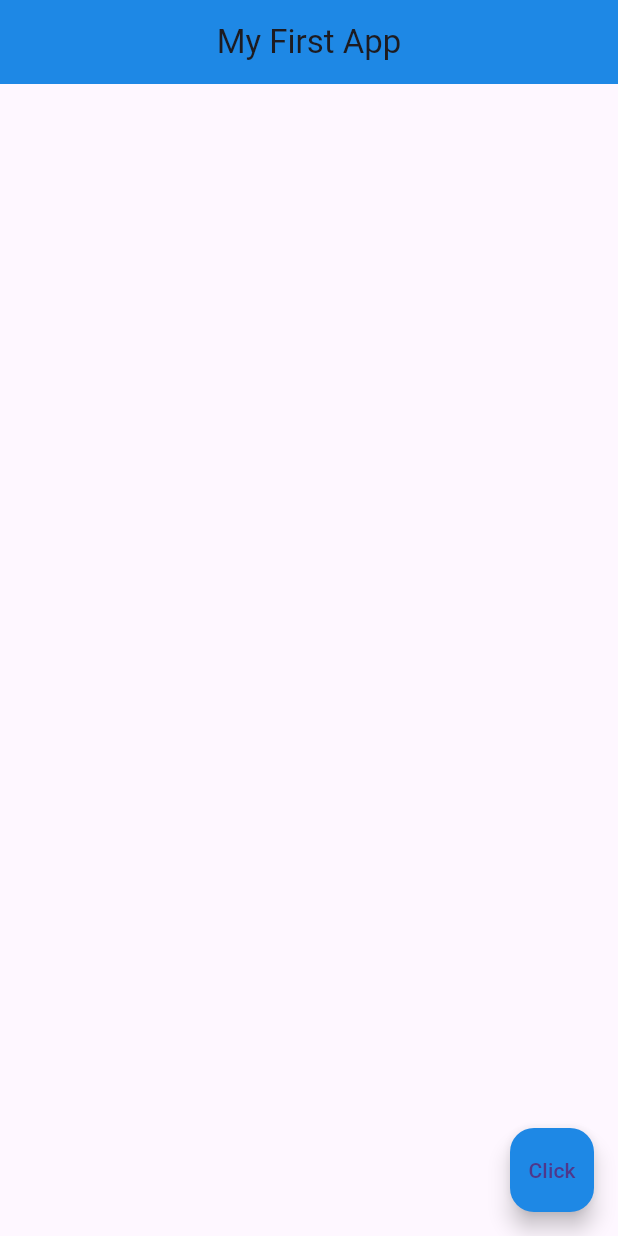
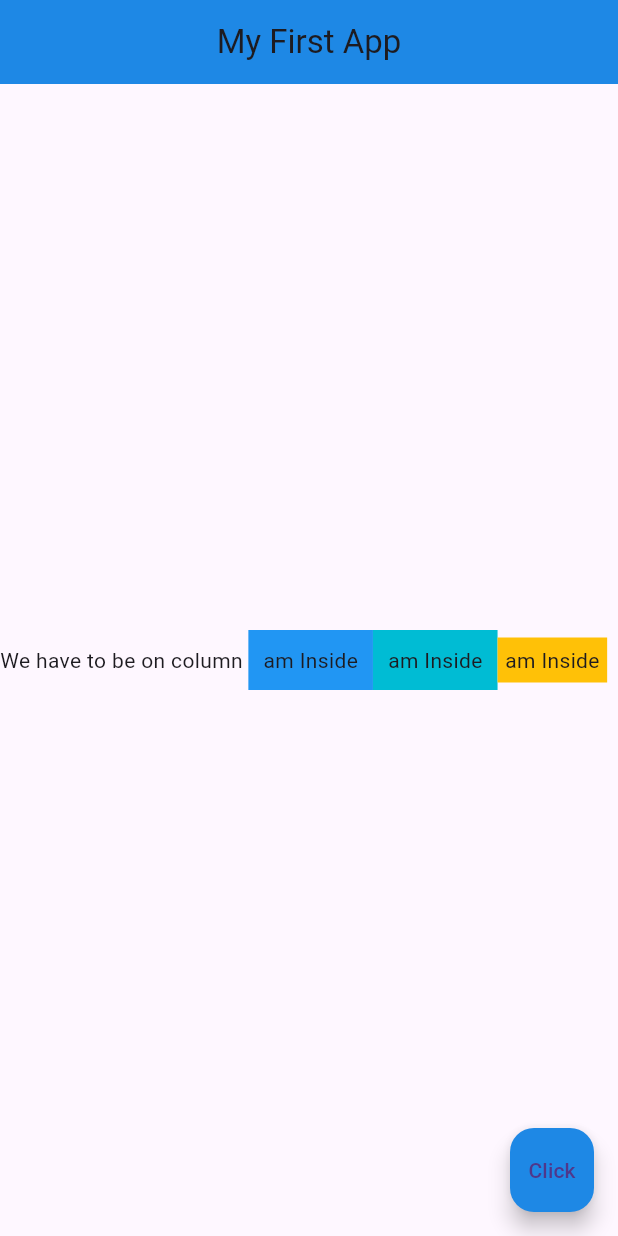
Before and after one commit to Y-elv/flutter_playground, a Flutter app: the screen it shows after launch, on a phone screen of 412 x 824 dp. Run offline on Flutter 3.47's test engine with Material 3 defaults, Android fonts, the phone set to English and light mode, and no system bars.

Commit message:
controlling aligment of contents on both columns and row

```diff
--- a/lib/main.dart
+++ b/lib/main.dart
@@ -77,10 +77,65 @@ class Home extends StatelessWidget {
 
       // for container widget
 
-      body: Container(
+      // body: Container(
+      //   color:Colors.grey[500] ,
+      //
+      // ),
 
+      // for row
+
+      // body: Row(
+      //   mainAxisAlignment: MainAxisAlignment.spaceEvenly,
+      //   crossAxisAlignment: CrossAxisAlignment.start,
+      //   children: <Widget>[
+      //     Text('Hello World!'),
+      //     ElevatedButton(
+      //       onPressed: () {},
+      //       child: Text('Am button'),
+      //       style: ElevatedButton.styleFrom(
+      //         backgroundColor: Colors.amber, // This is the color property you are looking for
+      //       ),
+      //     ),
+      //     Container(
+      //       color: Colors.cyan,
+      //       padding: EdgeInsets.all(30.0),
+      //       child: Text('am Inside'),
+      //     )
+      //   ],
+      //
+      // ),
+
+      // for column
+
+      body: Column(
+        mainAxisAlignment: MainAxisAlignment.spaceEvenly,
+        crossAxisAlignment: CrossAxisAlignment.stretch,
+        children: <Widget>[
+          Row(
+              children: <Widget>[
+              Text("We have to be on column "),
+
+              Container(
+                color: Colors.blue,
+                padding: EdgeInsets.all(10.0),
+                child: Text('am Inside'),
+              ),
+              Container(
+                color: Colors.cyan,
+                padding: EdgeInsets.all(10.0),
+                child: Text('am Inside'),
+              ),
+              Container(
+                color: Colors.amber,
+                padding: EdgeInsets.all(5.0),
+                child: Text('am Inside'),
+              )]
+          )
+
+        ],
 
       ),
+
 
       floatingActionButton: FloatingActionButton(
           onPressed: () {}, // Required, but does nothing
```
